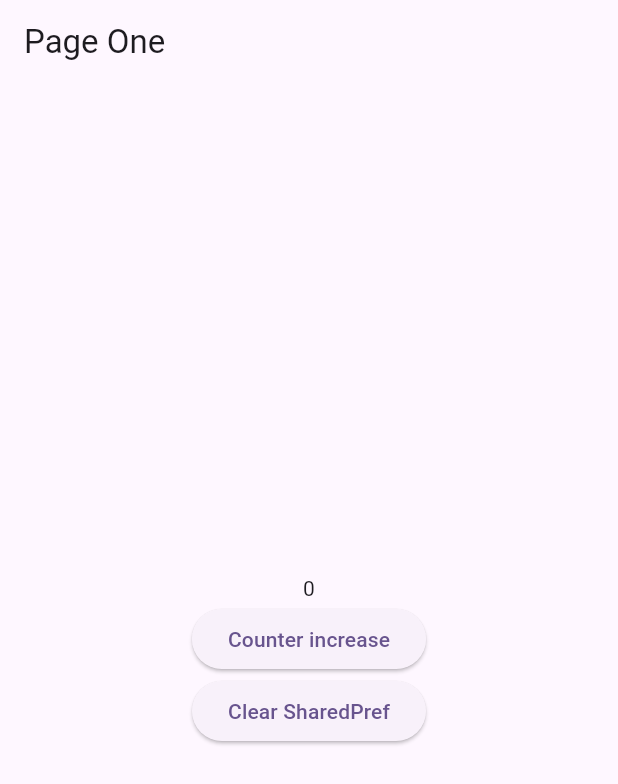
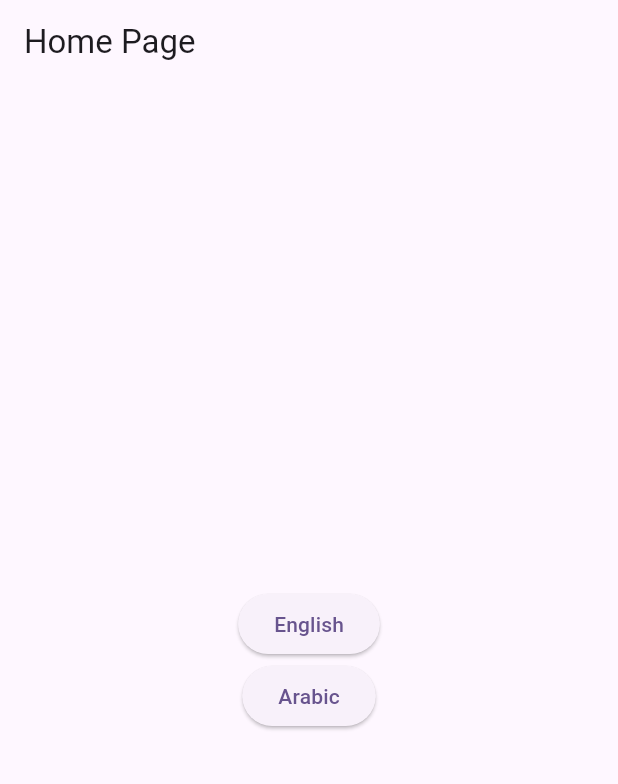
Before and after one commit to Ahmed-Hemdan/learn_getx, a Flutter app: the screen it shows after launch, on a phone screen of 412 x 824 dp. Shown: the top 784 px of the screen. Run offline on Flutter 3.47's test engine with Material 3 defaults, Android fonts, the phone set to English and light mode, and no system bars; our stand-ins replace get.

Commit message:
Getx (Localization)

```diff
--- /dev/null
+++ b/lib/Localization/local.dart
@@ -0,0 +1,15 @@
+import 'package:get/get.dart';
+
+class MyLocal implements Translations {
+  @override
+  // TODO: implement keys
+  Map<String, Map<String, String>> get keys => {
+    "ar" : {
+      "Home Page" : "الصفحة الرئيسية",
+      "English" : "الانجليزية",
+      "Arabic" : "عربي",
+    },
+
+  };
+
+}
--- a/lib/controller/PageOneController.dart
+++ /dev/null
@@ -1,13 +0,0 @@
-import 'package:get/get.dart';
-
-class PageOneController extends GetxController{
-  int counter = 5 ;
-  void increment(){
-    counter++;
-  update();
-  }
-  void deincrement(){
-    counter--;
-  update();
-  }
-}
--- a/lib/main.dart
+++ b/lib/main.dart
@@ -1,19 +1,17 @@
 import 'package:flutter/material.dart';
 import 'package:get/get.dart';
-import 'package:learn_getx/services/SettingServices.dart';
+import 'package:learn_getx/Localization/local.dart';
+
 import 'package:learn_getx/view/PageOne.dart';
 
 
-Future initial()async{
-  await Get.putAsync(() => SettingServices().init());
-}
+
 
 
 
 
 void main() async {
   WidgetsFlutterBinding.ensureInitialized();
-  await initial();
   runApp(const MyApp());
 }
 
@@ -26,11 +24,13 @@ class MyApp extends StatelessWidget {
     return GetMaterialApp(
       debugShowCheckedModeBanner: false,
       title: 'Flutter Demo',
+      translations: MyLocal() ,
+      locale: Get.deviceLocale,
       theme: ThemeData(
         colorScheme: ColorScheme.fromSeed(seedColor: Colors.deepPurple),
         useMaterial3: true,
       ),
-      home: PageOne(),
+      home: const PageOne(),
     );
   }
 }
--- a/lib/services/SettingServices.dart
+++ /dev/null
@@ -1,18 +0,0 @@
-import 'package:get/get.dart';
-import 'package:shared_preferences/shared_preferences.dart';
-
-class SettingServices extends GetxService {
-  late SharedPreferences sharedPref;
-  RxInt counter = 0.obs;
-  Future<SettingServices> init() async {
-    // you can call every thing you want to init here
-    sharedPref = await SharedPreferences.getInstance();
-    counter.value = sharedPref.getInt("counter") ?? 0;
-    return this;
-  }
-
-  void increase() {
-    counter++;
-    sharedPref.setInt("counter", counter.value);
-  }
-}
--- a/lib/view/PageOne.dart
+++ b/lib/view/PageOne.dart
@@ -1,28 +1,27 @@
 import 'package:flutter/material.dart';
 import 'package:get/get.dart';
-import 'package:learn_getx/services/SettingServices.dart';
+
+
 
 class PageOne extends StatelessWidget {
-   PageOne({super.key});
-  final SettingServices c = Get.find();
+   const PageOne({super.key});
+
 
   @override
   Widget build(BuildContext context) {
     return Scaffold(
-      appBar: AppBar(title: const Text("Page One")),
+      appBar: AppBar(title:  Text("Home Page".tr)),
       body: Center(
         child: Column(
           mainAxisAlignment: MainAxisAlignment.center,
           children: [
-            GetX<SettingServices>(builder: (controller) {
-              return Text(controller.counter.value.toString());
-            }),
+
             ElevatedButton(onPressed: () {
-              c.increase();
-            },child: const Text("Counter increase"),),
+
+            },child:  Text("English".tr),),
             ElevatedButton(onPressed: () {
-              c.sharedPref.clear();
-            },child: const Text("Clear SharedPref"),),
+
+            },child:  Text("Arabic".tr),),
           ],
         ),
       ),
```
